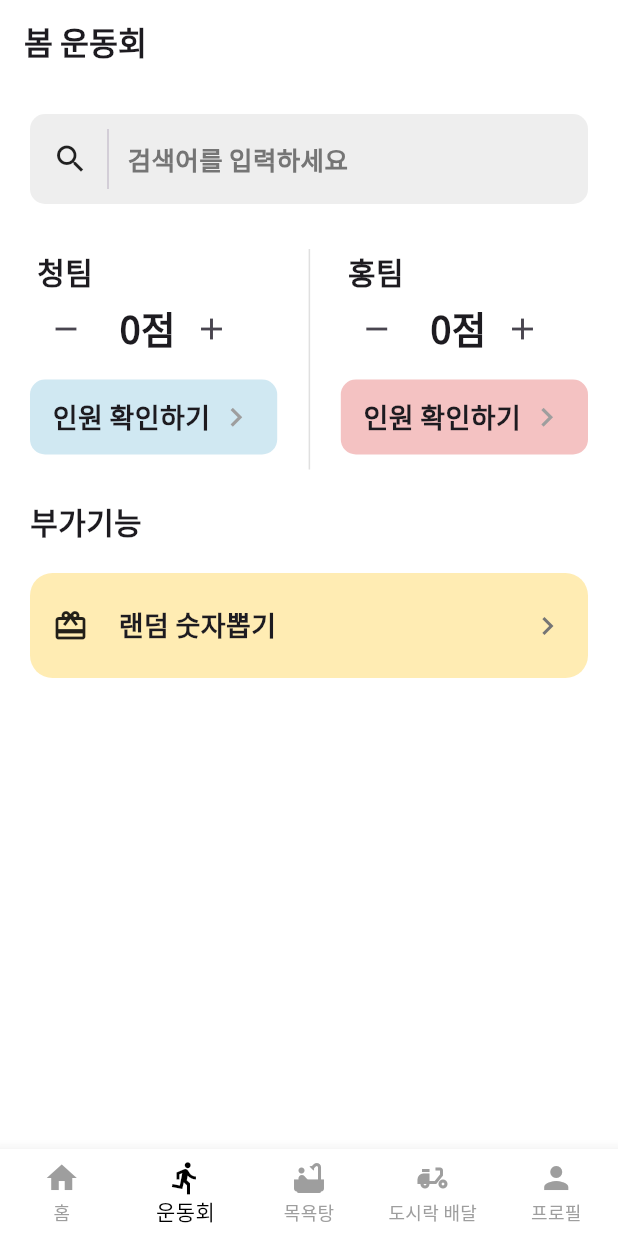
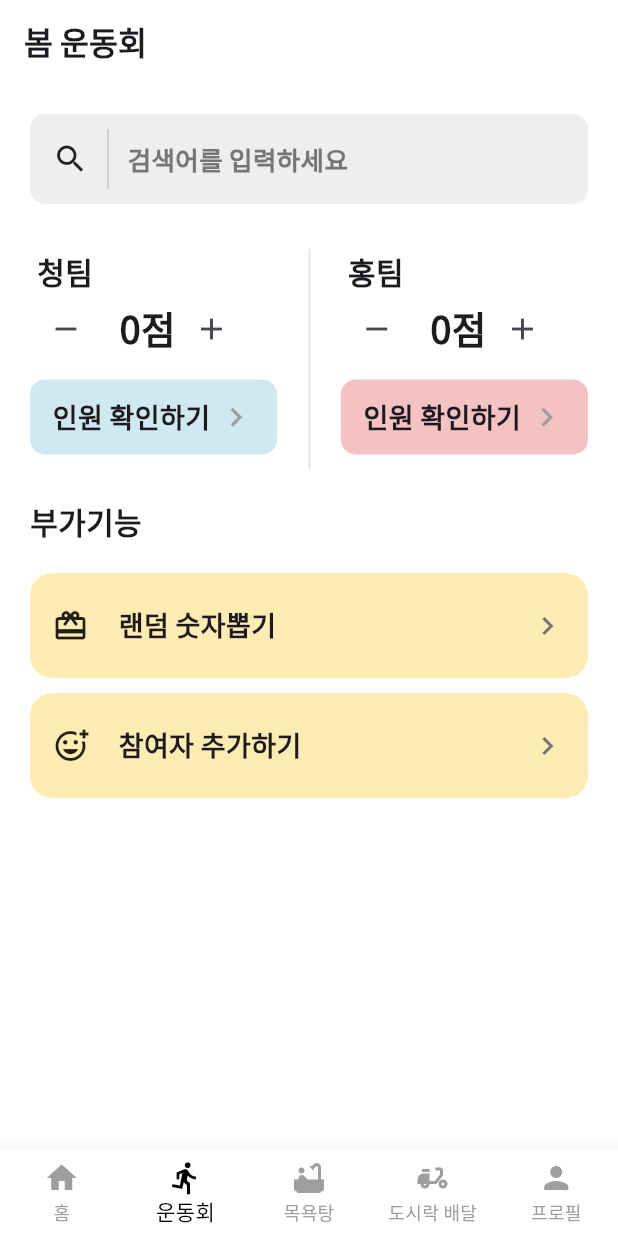
Before and after one commit to pre-per/nambu_admin, a Flutter app: the screen it shows after launch, swiped to page 2, on a phone screen of 412 x 824 dp. Run offline on Flutter 3.47's test engine with Material 3 defaults, Android fonts, the phone set to English and light mode, and no system bars; our stand-ins replace cloud_firestore, firebase_core, google_fonts, lottie, table_calendar; accounts and stored records are empty.

Commit message:
[feature] addperson screen

```diff
--- a/lib/main.dart
+++ b/lib/main.dart
@@ -29,7 +29,7 @@ void main() async {
         ChangeNotifierProvider(create: (_) => Calendarprovider()),
         ChangeNotifierProvider(create: (_) => NoticeProvider()),
         ChangeNotifierProvider(create: (_) => Calendaraddplanprovider()),
-        ChangeNotifierProvider(create: (_) => SportpersonProvider()),
+        ChangeNotifierProvider(create: (_) => SportpersonProvider()..listentoUser()),
         ChangeNotifierProvider(create: (_) => RandomnumProvider()),
       ],
       child: MyApp(),
--- a/lib/provider/sport/sportpersonprovider.dart
+++ b/lib/provider/sport/sportpersonprovider.dart
@@ -1,18 +1,11 @@
+import 'package:cloud_firestore/cloud_firestore.dart';
 import 'package:flutter/cupertino.dart';
 import 'package:nambu_admin/model/sportpersonmodel.dart';
 
 class SportpersonProvider with ChangeNotifier {
-  List<Sportpersonmodel> _teamList = [
-    Sportpersonmodel(name: '짱구', num: 1, adultNum: 5, childNum: 2, isChecked: false, isBlueTeam: true, phoneNum: '010-1234-5678'),
-    Sportpersonmodel(name: 'blue청철수', num: 2, adultNum: 4, childNum: 3, isChecked: false, isBlueTeam: true, phoneNum: '010-5678-1234'),
-    Sportpersonmodel(name: 'blue청맹구', num: 3, isChecked: false, isBlueTeam: true),
-    Sportpersonmodel(name: 'blue청훈이', num: 4, isChecked: false, isBlueTeam: true),
-    Sportpersonmodel(name: 'red홍짱구', num: 1, isChecked: false, isBlueTeam: false),
-    Sportpersonmodel(name: 'red홍철수', num: 2, isChecked: false, isBlueTeam: false),
-    Sportpersonmodel(name: 'red홍맹구', num: 3, isChecked: false, isBlueTeam: false),
-    Sportpersonmodel(name: 'red홍훈이', num: 4, isChecked: false, isBlueTeam: false),
-    Sportpersonmodel(name: 'red홍홍홍', num: 5, isChecked: false, isBlueTeam: false),
-  ];
+  final FirebaseFirestore firestore = FirebaseFirestore.instance;
+
+  List<Sportpersonmodel> _teamList = [];
   int _blueScore = 0;
   int _redScore = 0;
 
@@ -42,4 +35,14 @@ class SportpersonProvider with ChangeNotifier {
     }
     notifyListeners();
   }
+
+  void listentoUser() {
+    firestore.collection('sportUserInformation').snapshots().listen((snapshot) {
+      _teamList = snapshot.docs.map((doc) {
+        return Sportpersonmodel.fromMap(doc.data());
+      }).toList();
+
+      notifyListeners();
+    });
+  }
 }
--- a/lib/screen/sport/sportscreen.dart
+++ b/lib/screen/sport/sportscreen.dart
@@ -1,6 +1,7 @@
 import 'package:flutter/material.dart';
 import 'package:nambu_admin/component/sport/sportpersonalcard.dart';
 import 'package:nambu_admin/provider/sport/sportpersonprovider.dart';
+import 'package:nambu_admin/screen/sport/addPerson.dart';
 import 'package:nambu_admin/screen/sport/randomnum.dart';
 import 'package:nambu_admin/screen/sport/teamview.dart';
 import 'package:nambu_admin/component/sport/sportsearchdelegate.dart';
@@ -72,6 +73,7 @@ class Sportscreen extends StatelessWidget {
                   const SizedBox(height: 20.0),
                   SportscreenRandomNum(context),
                   const SizedBox(height: 10.0),
+                  SportscreenAddPerson(context),
                 ],
               ),
             ],
@@ -194,6 +196,39 @@ GestureDetector SportscreenRandomNum(BuildContext context) {
   );
 }
 
+GestureDetector SportscreenAddPerson(BuildContext context) {
+  return GestureDetector(
+    onTap: () {
+      Navigator.of(context)
+          .push(MaterialPageRoute(builder: (_) => SportAddPerson()));
+    },
+    child: Container(
+      width: MediaQuery.of(context).size.width,
+      height: 70.0,
+      decoration: BoxDecoration(
+        borderRadius: BorderRadius.circular(15.0),
+        color: Color(0xFFFFECB3),
+      ),
+      child: Padding(
+        padding: const EdgeInsets.all(15.0),
+        child: Row(
+          mainAxisAlignment: MainAxisAlignment.spaceBetween,
+          children: [
+            Icon(Icons.add_reaction_outlined),
+            const SizedBox(width: 20.0),
+            Expanded(
+                child: Text(
+                  '참여자 추가하기',
+                  style: TextStyle(fontSize: 18.0, fontWeight: FontWeight.w600),
+                )),
+            Icon(Icons.navigate_next, color: Colors.grey[600]),
+          ],
+        ),
+      ),
+    ),
+  );
+}
+
 Row TeamScore(BuildContext context, bool isBlue) {
   final provider = Provider.of<SportpersonProvider>(context);
   return Row(
--- a/pubspec.yaml
+++ b/pubspec.yaml
@@ -41,6 +41,7 @@ dependencies:
   lottie: ^3.3.1
   url_launcher: ^6.3.1
   firebase_core: ^3.12.1
+  cloud_firestore: ^5.6.5
 
 dev_dependencies:
   flutter_test:
```
Also changed, not shown: lib/model/sportpersonmodel.dart (+23 -0 lines), lib/screen/sport/addPerson.dart (added, +27 -0 lines), lib/screen/sport/timer.dart (deleted, +0 -12 lines), pubspec.lock, 3 other files.
